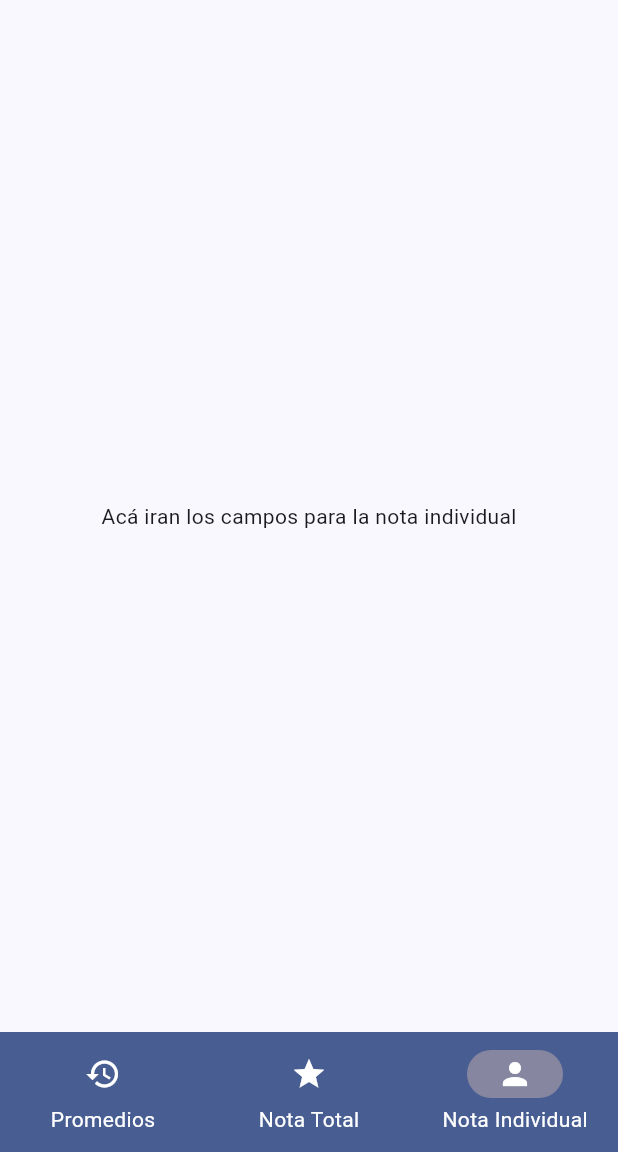
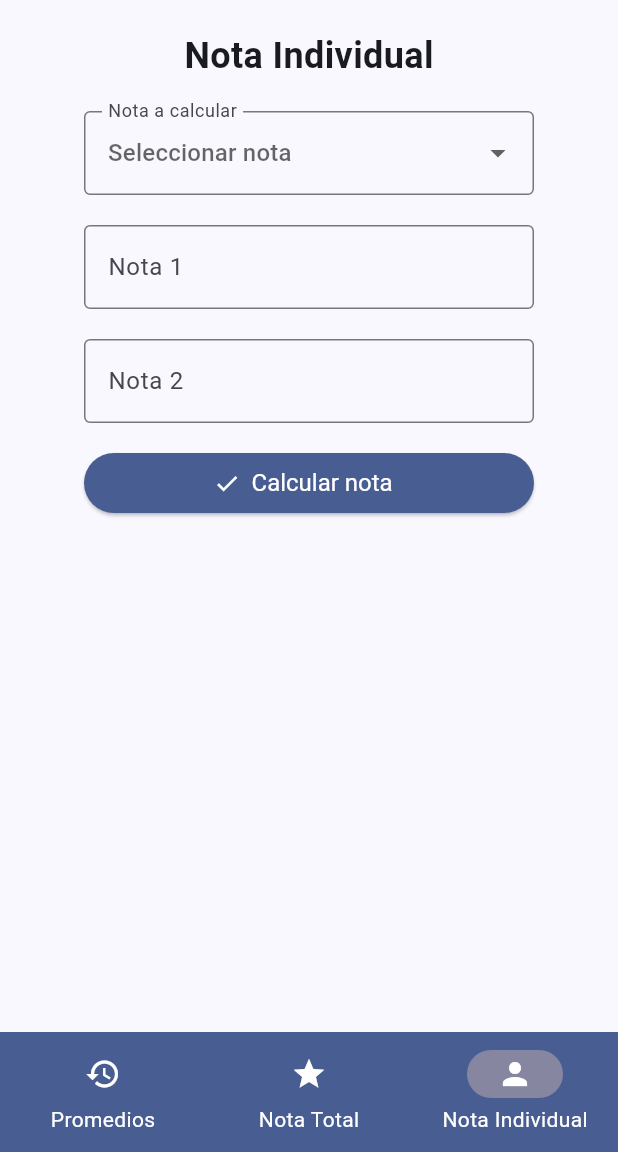
Before and after one commit to AcherPlus/ponderainador-mobile, a Flutter app: the screen it shows after launch, item 3 of the bottom bar chosen, on a phone screen of 412 x 824 dp, the part 84-1236 px from its top. Run offline on Flutter 3.47's test engine with Material 3 defaults, Android fonts, the phone set to English and light mode, and no system bars.

Commit message:
nota individual

```diff
--- a/frontend_ponderainador/lib/nota_individual.dart
+++ b/frontend_ponderainador/lib/nota_individual.dart
@@ -1,15 +1,110 @@
 import 'package:flutter/material.dart';
+import './styles/app_styles.dart';
 
-class NotaIndividualPagina extends StatelessWidget{
-  const NotaIndividualPagina ({super.key});
+class NotaIndividualPagina extends StatefulWidget {
+  const NotaIndividualPagina({super.key});
+
+  @override
+  State<NotaIndividualPagina> createState() => _NotaIndividualPaginaState();
+}
+
+class _NotaIndividualPaginaState extends State<NotaIndividualPagina> {
+  String? selectedValue;
+
+  final List<String> entries = [
+    'Examen Parcial (30%)',
+    'Examen Final (30%)',
+    'Evaluación Continua (40%)',
+  ];
+
+  List<String> labelsInputs = ['', ''];
+
+  void _actualizarLabels(String? valorMenu) {
+    setState(() {
+      if (valorMenu == entries[0]) {
+        labelsInputs = [entries[1], entries[2]];
+      } else if (valorMenu == entries[1]) {
+        labelsInputs = [entries[0], entries[2]];
+      } else if (valorMenu == entries[2]) {
+        labelsInputs = [entries[0], entries[1]];
+      }
+    });
+  }
 
   @override
   Widget build(BuildContext context) {
     return Center(
       child: Column(
-        mainAxisAlignment: MainAxisAlignment.center,
-        children: const [
-          Text('Acá iran los campos para la nota individual')
+        children: <Widget>[
+          const Padding(
+            padding: EdgeInsets.symmetric(horizontal: 20.0, vertical: 20.0),
+            child: Text(
+              'Nota Individual',
+              style: TextStyle(fontSize: 24, fontWeight: FontWeight.bold),
+            ),
+          ),
+
+          SizedBox(
+            width: 300,
+            child: DropdownButtonFormField<String>(
+              hint: const Text('Seleccionar nota'),
+              items: entries.map((String item) {
+                return DropdownMenuItem<String>(value: item, child: Text(item));
+              }).toList(),
+              decoration: const InputDecoration(
+                border: OutlineInputBorder(),
+                labelText: 'Nota a calcular',
+              ),
+              onChanged: (String? newValue) {
+                selectedValue = newValue;
+                _actualizarLabels(newValue);
+              },
+            ),
+          ),
+
+          SizedBox(height: 20),
+
+          SizedBox(
+            width: 300,
+            child: TextField(
+              decoration: InputDecoration(
+                border: OutlineInputBorder(),
+                labelText: labelsInputs[0].isEmpty ? 'Nota 1' : labelsInputs[0],
+              ),
+            ),
+          ),
+
+          SizedBox(height: 20),
+
+          SizedBox(
+            width: 300,
+            child: TextField(
+              decoration: InputDecoration(
+                border: OutlineInputBorder(),
+                labelText: labelsInputs[1].isEmpty ? 'Nota 2' : labelsInputs[1],
+              ),
+            ),
+          ),
+
+          SizedBox(height: 20),
+
+          SizedBox(
+            width: 300,
+            height: 40,
+            child: ElevatedButton.icon(
+              icon: Icon(Icons.check),
+              label: Text('Calcular nota'),
+              style: ElevatedButton.styleFrom(
+                foregroundColor: AppStyles.kWhiteColor,
+                backgroundColor: Theme.of(context).colorScheme.primary,
+                iconColor: AppStyles.kWhiteColor,
+                textStyle: TextStyle(fontSize: 16),
+              ),
+              onPressed: () => {
+                // Futura función
+              },
+            ),
+          ),
         ],
       ),
     );
```
Also changed, not shown: frontend_ponderainador/lib/contenido_promedio.dart (+13 -11 lines).
